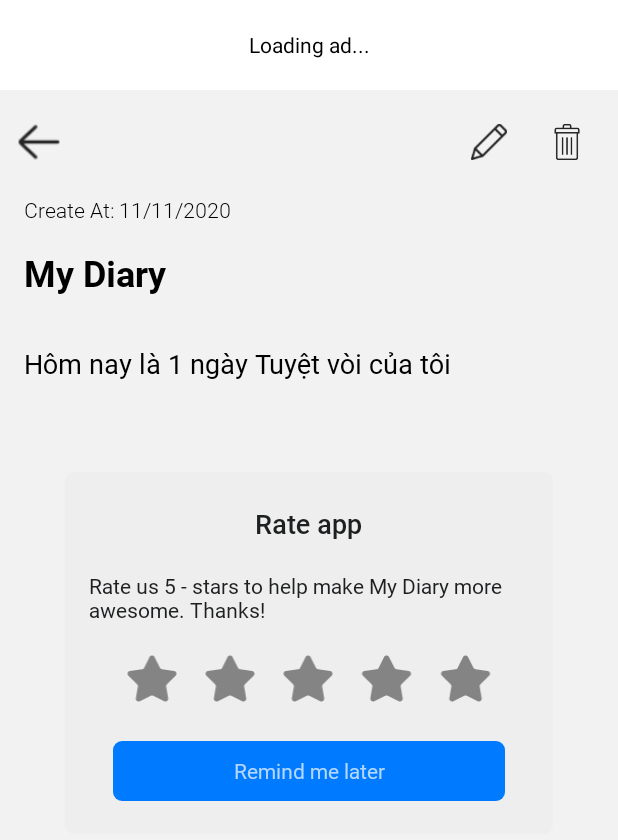
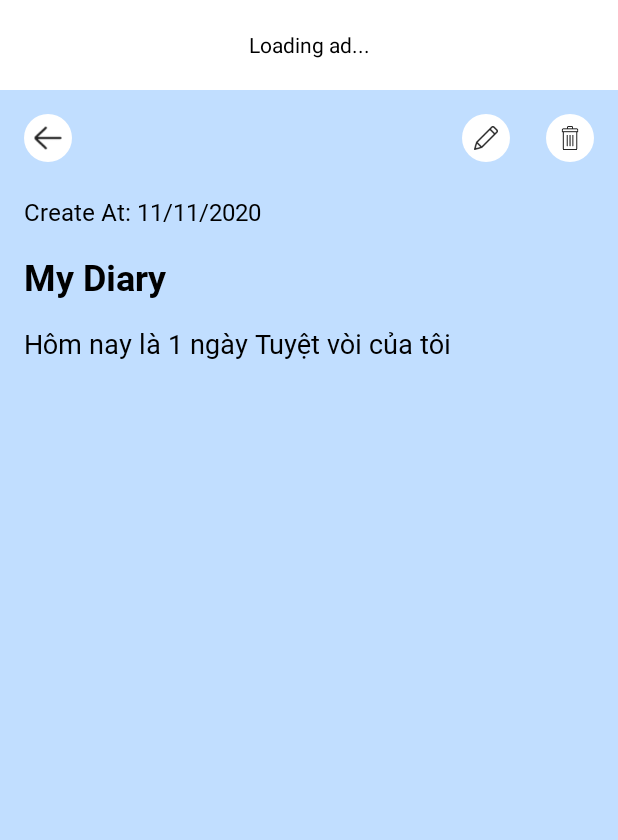
Before and after one commit to khaisao/diary, an Android app: the layout fragment_doc_diary.xml on its own in the app's theme, with its tools: preview values and no code run, on a phone screen of 412 x 824 dp. Shown: the top 840 px of the screen. Run offline under Robolectric (Android 15) with nearby library versions, the phone set to English and light mode, and no system bars.

Commit message:
Update ui doc diary

```diff
--- a/app/src/main/java/com/sutech/diary/view/doc/DocDiaryFrag.kt
+++ b/app/src/main/java/com/sutech/diary/view/doc/DocDiaryFrag.kt
@@ -16,6 +16,7 @@ import com.sutech.diary.model.DiaryModel
 import com.sutech.diary.util.*
 import com.sutech.diary.util.AppUtil.openMarket
 import com.sutech.diary.util.AppUtil.sendEmailMore
+import com.sutech.diary.view.viet.InputHashtagView
 import com.sutech.journal.diary.diarywriting.lockdiary.R
 import kotlinx.android.synthetic.main.fragment_doc_diary.*
 import kotlinx.coroutines.CoroutineScope
@@ -33,9 +34,9 @@ class DocDiaryFrag : BaseFragment(R.layout.fragment_doc_diary) {
 
     override fun initView() {
         AppUtil.readiary ++
-        context?.let { ctx ->
-            dirayDataBase = DiaryDatabase.getInstance(ctx)
-        }
+
+        dirayDataBase = DiaryDatabase.getInstance(requireContext())
+
         activity?.onBackPressedDispatcher?.addCallback(this, true) {
             backReader()
         }
@@ -43,7 +44,6 @@ class DocDiaryFrag : BaseFragment(R.layout.fragment_doc_diary) {
         showBanner("banner_viet_nhat_ky", layoutAdsDoc)
         setOnClickView()
         getDataBundle()
-        setDataDiary()
         setRcvDiary()
 
         btnRate?.setPreventDoubleClickScaleView(1000) {
@@ -167,11 +167,25 @@ class DocDiaryFrag : BaseFragment(R.layout.fragment_doc_diary) {
         }
     }
 
+    override fun onResume() {
+        super.onResume()
+        setDataDiary()
+    }
+
     @SuppressLint("SetTextI18n")
     private fun setDataDiary() {
         tvDiaryTitle?.text = contentModel?.title
-        tvDiaryCreateAt?.text = getString(R.string.create_at) + contentModel?.dateTimeCreate
+        tvDiaryCreateAt?.text = contentModel?.dateTimeCreate
         tvDiaryContent?.text = contentModel?.content
+        if (contentModel != null) {
+            for (item in contentModel?.listHashtag!!) {
+                val view = InputHashtagView(requireContext())
+                view_hashtag.addView(view)
+                view.setRequestHashtagInput(false)
+                view.setEnableHashtagInput(false)
+                view.setTextForHashtag(item)
+            }
+        }
     }
 
     private fun setRcvDiary() {
--- a/app/src/main/java/com/sutech/diary/view/viet/HashtagInputView.kt
+++ b/app/src/main/java/com/sutech/diary/view/viet/HashtagInputView.kt
@@ -11,7 +11,7 @@ import com.sutech.journal.diary.diarywriting.lockdiary.databinding.ItemHashtagIn
 
 class InputHashtagView : ConstraintLayout {
 
-    private lateinit var binding :ItemHashtagInputBinding
+    private lateinit var binding: ItemHashtagInputBinding
 
     constructor(context: Context) : super(context) {
         init(context)
@@ -35,15 +35,10 @@ class InputHashtagView : ConstraintLayout {
 
     private var hashtagViewInputListener: HashtagInputViewListener? = null
 
-    fun setCustomViewListener(listener: HashtagInputViewListener) {
-        hashtagViewInputListener = listener
-    }
-
     private fun init(context: Context) {
         val inflater = LayoutInflater.from(context)
         binding = ItemHashtagInputBinding.inflate(inflater, this, true)
 
-        binding.edtHashtag.requestFocus()
 
         binding.edtHashtag.addTextChangedListener(object : TextWatcher {
             override fun beforeTextChanged(s: CharSequence?, start: Int, count: Int, after: Int) {
@@ -67,6 +62,26 @@ class InputHashtagView : ConstraintLayout {
 
     }
 
+    fun setRequestHashtagInput(isRequest: Boolean) {
+        if (isRequest) {
+            binding.edtHashtag.requestFocus()
+        } else {
+            binding.edtHashtag.clearFocus()
+        }
+    }
+
+    fun setEnableHashtagInput(isEnable: Boolean) {
+        binding.edtHashtag.isEnabled = isEnable
+    }
+
+    fun setCustomViewListener(listener: HashtagInputViewListener) {
+        hashtagViewInputListener = listener
+    }
+
+    fun setTextForHashtag(value: String) {
+        binding.edtHashtag.setText(value)
+    }
+
     fun getCurrentHashtagContent(): String {
         return binding.edtHashtag.text.toString()
     }
--- a/app/src/main/java/com/sutech/diary/view/viet/VietFrag.kt
+++ b/app/src/main/java/com/sutech/diary/view/viet/VietFrag.kt
@@ -207,8 +207,15 @@ class VietFrag : BaseFragment(R.layout.fragment_viet_diary),CalendarAdapter.OnDa
             edtTitle?.setText(contentModel?.title)
             edtContent?.setText(contentModel?.content)
             contentModel?.images?.let {
-//                arrImage.clear()
+                arrImage.clear()
                 arrImage.addAll(it)
+            }
+            for (item in contentModel!!.listHashtag) {
+                val view = InputHashtagView(requireContext())
+                view_input_hashtag.addView(view)
+                view.setRequestHashtagInput(false)
+                view.setEnableHashtagInput(true)
+                view.setTextForHashtag(item)
             }
         }
     }
@@ -258,6 +265,8 @@ class VietFrag : BaseFragment(R.layout.fragment_viet_diary),CalendarAdapter.OnDa
             edtContent.clearFocus()
             val view = InputHashtagView(requireContext())
             view.setCustomViewListener(this)
+            view.setRequestHashtagInput(true)
+            view.setEnableHashtagInput(true)
             view_input_hashtag.addView(view)
         }
 
--- a/app/src/main/res/layout/fragment_doc_diary.xml
+++ b/app/src/main/res/layout/fragment_doc_diary.xml
@@ -1,21 +1,19 @@
 <?xml version="1.0" encoding="utf-8"?>
-<RelativeLayout xmlns:android="http://schemas.android.com/apk/res/android"
+<androidx.constraintlayout.widget.ConstraintLayout xmlns:android="http://schemas.android.com/apk/res/android"
+    xmlns:app="http://schemas.android.com/apk/res-auto"
     android:layout_width="match_parent"
     android:layout_height="match_parent"
-    xmlns:app="http://schemas.android.com/apk/res-auto"
+    android:background="@color/color_c1deff"
     android:orientation="vertical">
-
-    <com.sutech.common.BackgroundView
-        android:layout_width="match_parent"
-        android:layout_height="match_parent"    />
-
 
     <LinearLayout
         android:id="@+id/layoutAdsDoc"
         android:layout_width="match_parent"
         android:layout_height="60dp"
         android:background="@color/white"
-        android:orientation="horizontal">
+        android:orientation="horizontal"
+        app:layout_constraintStart_toStartOf="parent"
+        app:layout_constraintTop_toTopOf="parent">
 
         <TextView
             android:id="@+id/viewGoneAdGallery"
@@ -25,68 +23,86 @@
             android:text="Loading ad..."
             android:textColor="@color/black" />
     </LinearLayout>
-    <RelativeLayout
+
+    <androidx.constraintlayout.widget.ConstraintLayout
         android:id="@+id/tbRead"
         android:layout_width="match_parent"
         android:layout_height="70dp"
-        android:layout_below="@id/layoutAdsDoc">
+        android:layout_below="@id/layoutAdsDoc"
+        app:layout_constraintStart_toStartOf="parent"
+        app:layout_constraintTop_toBottomOf="@id/layoutAdsDoc">
 
         <com.sutech.common.IconView
             android:id="@+id/btnWriteBack"
-            android:layout_width="@dimen/img_s_normal"
-            android:layout_height="@dimen/img_s_normal"
+            android:layout_width="32dp"
+            android:layout_height="32dp"
             android:layout_centerVertical="true"
-            android:layout_marginStart="@dimen/img_padding_large"
-            android:background="?attr/selectableItemBackground"
+            android:layout_marginStart="16dp"
+            android:layout_marginTop="16dp"
+            android:background="@drawable/bg_white_radius_20"
             android:contentDescription="@string/app_name"
+            android:padding="4dp"
             android:scaleType="fitXY"
+            app:layout_constraintStart_toStartOf="parent"
+            app:layout_constraintTop_toTopOf="parent"
             app:srcCompat="@drawable/ic_back" />
 
         <com.sutech.common.IconView
             android:id="@+id/btnEditReaDia"
-            android:layout_width="@dimen/img_s_normal"
-            android:layout_height="@dimen/img_s_normal"
+            android:layout_width="32dp"
+            android:layout_height="32dp"
             android:layout_centerVertical="true"
-            android:layout_marginEnd="@dimen/space_screen_small"
+            android:layout_marginEnd="24dp"
             android:layout_toStartOf="@id/btnDeleteReaDia"
+            android:background="@drawable/bg_white_radius_20"
             android:contentDescription="@string/app_name"
-            android:padding="@dimen/img_padding"
+            android:padding="8dp"
             android:scaleType="centerInside"
+            app:layout_constraintEnd_toStartOf="@id/btnDeleteReaDia"
+            app:layout_constraintTop_toTopOf="@id/btnDeleteReaDia"
             app:srcCompat="@drawable/ic_edit" />
 
         <com.sutech.common.IconView
             android:id="@+id/btnDeleteReaDia"
-            android:layout_width="@dimen/img_s_normal"
-            android:layout_height="@dimen/img_s_normal"
+            android:layout_width="32dp"
+            android:layout_height="32dp"
             android:layout_alignParentEnd="true"
             android:layout_centerVertical="true"
-            android:layout_marginEnd="@dimen/space_screen_small"
+            android:layout_marginTop="16dp"
+            android:layout_marginEnd="16dp"
+            android:background="@drawable/bg_white_radius_20"
             android:contentDescription="@string/app_name"
-            android:padding="@dimen/img_padding"
+            android:padding="8dp"
             android:scaleType="centerInside"
+            app:layout_constraintEnd_toEndOf="parent"
+            app:layout_constraintTop_toTopOf="parent"
             app:srcCompat="@drawable/ic_delete" />
-    </RelativeLayout>
+    </androidx.constraintlayout.widget.ConstraintLayout>
+
+    <com.sutech.common.text.TextViewRegular
+        android:id="@+id/tvDiaryCreateAt"
+        android:layout_width="match_parent"
+        android:layout_height="wrap_content"
+        android:layout_marginHorizontal="@dimen/space_screen_small"
+        android:ellipsize="end"
+        android:maxLines="1"
+        android:text="Create At: 11/11/2020"
+        android:textColor="@color/colorTextGrey"
+        android:textSize="16sp"
+        app:layout_constraintStart_toStartOf="parent"
+        app:layout_constraintTop_toBottomOf="@id/tbRead" />
 
     <androidx.core.widget.NestedScrollView
         android:layout_width="match_parent"
-        android:layout_height="match_parent"
-        android:layout_below="@+id/tbRead">
+        android:layout_height="wrap_content"
+        android:layout_below="@+id/tbRead"
+        app:layout_constraintStart_toStartOf="parent"
+        app:layout_constraintTop_toBottomOf="@id/tvDiaryCreateAt">
 
         <LinearLayout
             android:layout_width="match_parent"
             android:layout_height="match_parent"
             android:orientation="vertical">
-
-            <com.sutech.common.text.TextViewLight
-                android:id="@+id/tvDiaryCreateAt"
-                android:layout_width="match_parent"
-                android:layout_height="wrap_content"
-                android:layout_marginHorizontal="@dimen/space_screen_small"
-                android:ellipsize="end"
-                android:maxLines="1"
-                android:text="Create At: 11/11/2020"
-                android:textColor="@color/colorTextGrey"
-                android:textSize="@dimen/text_s_14" />
 
             <com.sutech.common.text.TextViewBold
                 android:id="@+id/tvDiaryTitle"
@@ -98,6 +114,17 @@
                 android:textColor="@color/colorTextBlack"
                 android:textSize="@dimen/text_s_24" />
 
+            <com.sutech.common.text.TextViewRegular
+                android:id="@+id/tvDiaryContent"
+                android:layout_width="match_parent"
+                android:layout_height="wrap_content"
+                android:layout_marginHorizontal="@dimen/space_screen_small"
+                android:layout_marginTop="@dimen/space_screen_small"
+                android:minHeight="200dp"
+                android:text="Hôm nay là 1 ngày Tuyệt vòi của tôi"
+                android:textColor="@color/colorTextBlack"
+                android:textSize="@dimen/text_s_18" />
+
             <androidx.recyclerview.widget.RecyclerView
                 android:id="@+id/rcvDiaryImage"
                 android:layout_width="match_parent"
@@ -105,15 +132,19 @@
                 android:layout_marginLeft="@dimen/space_screen_small"
                 android:layout_marginTop="@dimen/space_screen_small" />
 
-            <com.sutech.common.text.TextViewRegular
-                android:id="@+id/tvDiaryContent"
+
+            <com.google.android.flexbox.FlexboxLayout
+                android:id="@+id/view_hashtag"
                 android:layout_width="match_parent"
                 android:layout_height="wrap_content"
-                android:layout_marginHorizontal="@dimen/space_screen_small"
-                android:layout_marginTop="@dimen/space_screen_small"
-                android:text="Hôm nay là 1 ngày Tuyệt vòi của tôi"
-                android:textColor="@color/colorTextBlack"
-                android:textSize="@dimen/text_s_18" />
+                android:layout_marginHorizontal="16dp"
+                android:layout_marginTop="20dp"
+                app:flexWrap="wrap"
+                app:layout_constraintStart_toStartOf="parent"
+                app:layout_constraintTop_toBottomOf="@id/rcvImageDiary"
+                app:layout_flexGrow="3">
+
+            </com.google.android.flexbox.FlexboxLayout>
 
             <RelativeLayout
                 android:id="@+id/rlRateApp"
@@ -123,7 +154,8 @@
                 android:layout_marginTop="60dp"
                 android:layout_marginBottom="20dp"
                 android:background="@drawable/bg_radius_8"
-                android:backgroundTint="#EEEEEE">
+                android:backgroundTint="#EEEEEE"
+                android:visibility="gone">
 
                 <com.sutech.common.text.TextViewMedium
                     android:id="@+id/tvRate"
@@ -247,6 +279,4 @@
 
     </androidx.core.widget.NestedScrollView>
 
-
-
-</RelativeLayout>
+</androidx.constraintlayout.widget.ConstraintLayout>
```
